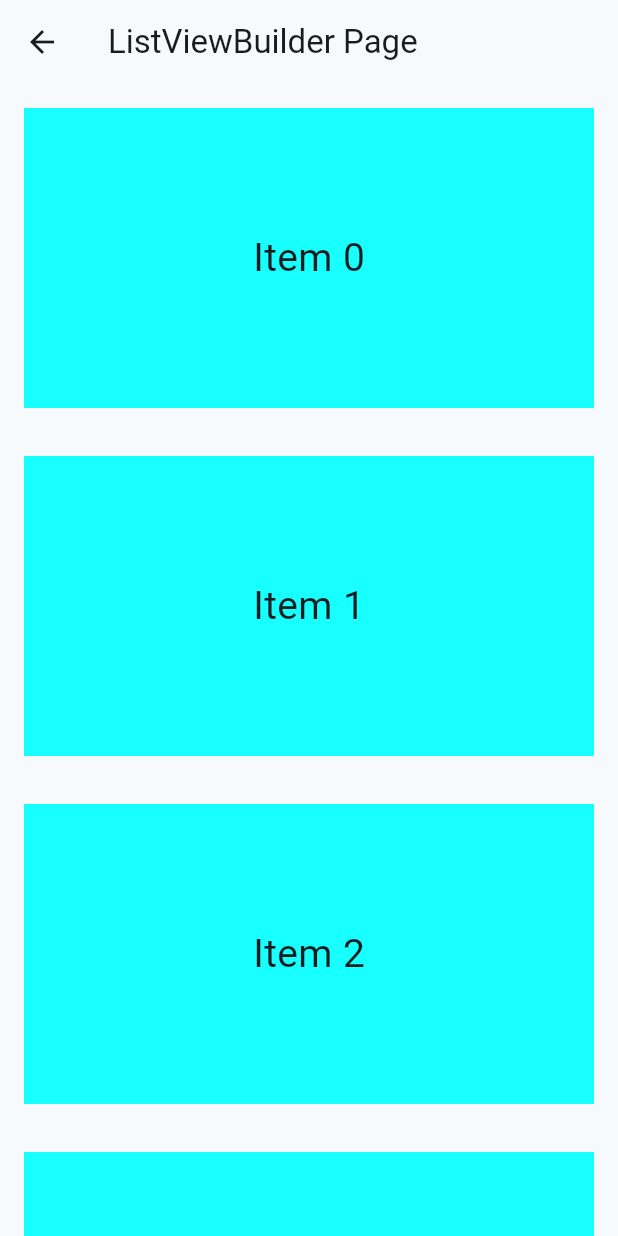
After one commit to ravenpdev/flutter_basics, a Flutter app: the ListViewBuilderPage screen opened directly, on a phone screen of 412 x 824 dp. The commit adds this screen. Run offline on Flutter 3.47's test engine with Material 2 defaults, Android fonts, the phone set to English and light mode, and no system bars.

Commit message:
ListView.builder

```diff
--- /dev/null
+++ b/lib/listviews/list_view_builder.dart
@@ -0,0 +1,36 @@
+import 'package:flutter/material.dart';
+
+class ListViewBuilderPage extends StatelessWidget {
+  const ListViewBuilderPage({super.key});
+
+  @override
+  Widget build(BuildContext context) {
+    return Scaffold(
+      appBar: AppBar(
+        title: const Text('ListViewBuilder Page'),
+      ),
+      body: ListView.builder(
+        cacheExtent: 0,
+        itemCount: 50,
+        itemBuilder: (BuildContext context, int index) {
+          return _getITem(index);
+        },
+      ),
+    );
+  }
+
+  Widget _getITem(int index) {
+    print('getItem called $index');
+
+    return Container(
+      margin: const EdgeInsets.all(16),
+      alignment: Alignment.center,
+      height: 200,
+      color: Colors.cyanAccent,
+      child: Text(
+        'Item $index',
+        style: const TextStyle(fontSize: 26),
+      ),
+    );
+  }
+}
--- a/lib/main.dart
+++ b/lib/main.dart
@@ -1,5 +1,7 @@
 import 'package:flutter/material.dart';
 import 'package:flutter_basics/listviews/list_view.dart';
+import 'package:flutter_basics/listviews/list_view_builder.dart';
+import 'package:flutter_basics/users/user_page.dart';
 
 void main() {
   runApp(const MyApp());
@@ -18,7 +20,7 @@ class MyApp extends StatelessWidget {
         colorScheme: ColorScheme.fromSeed(seedColor: Colors.blueGrey),
         useMaterial3: true,
       ),
-      home: const ListViewPage(),
+      home: const UsersPage(),
     );
   }
 }
```
Also changed, not shown: lib/users/user_page.dart (added, +49 -0 lines).
